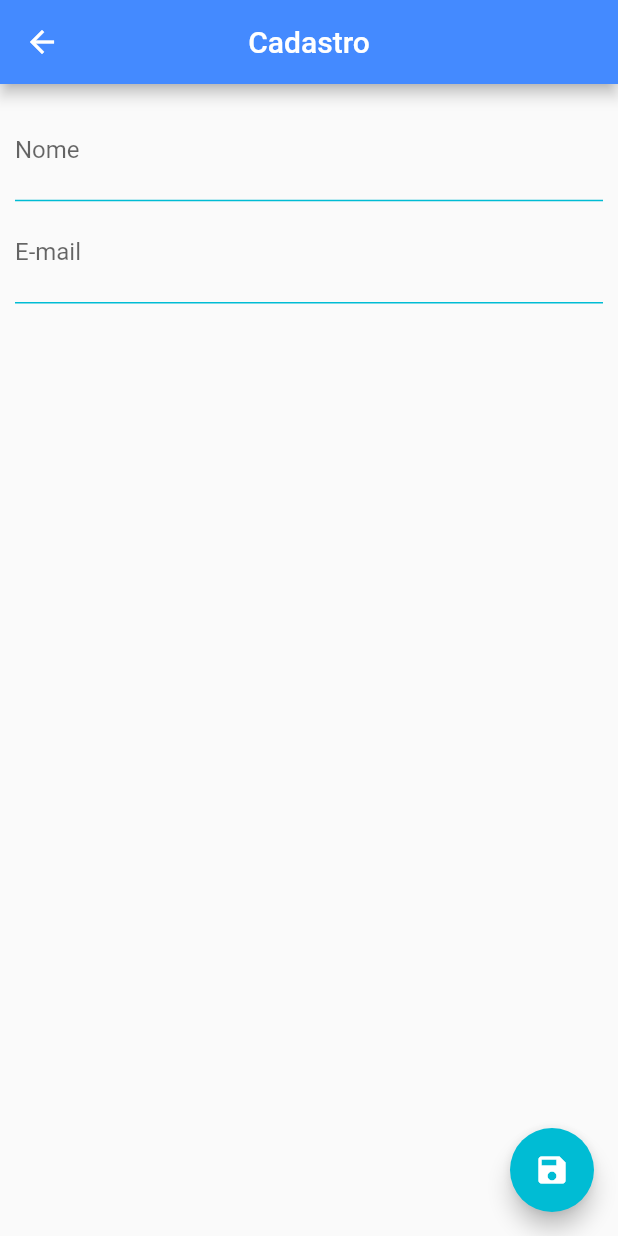
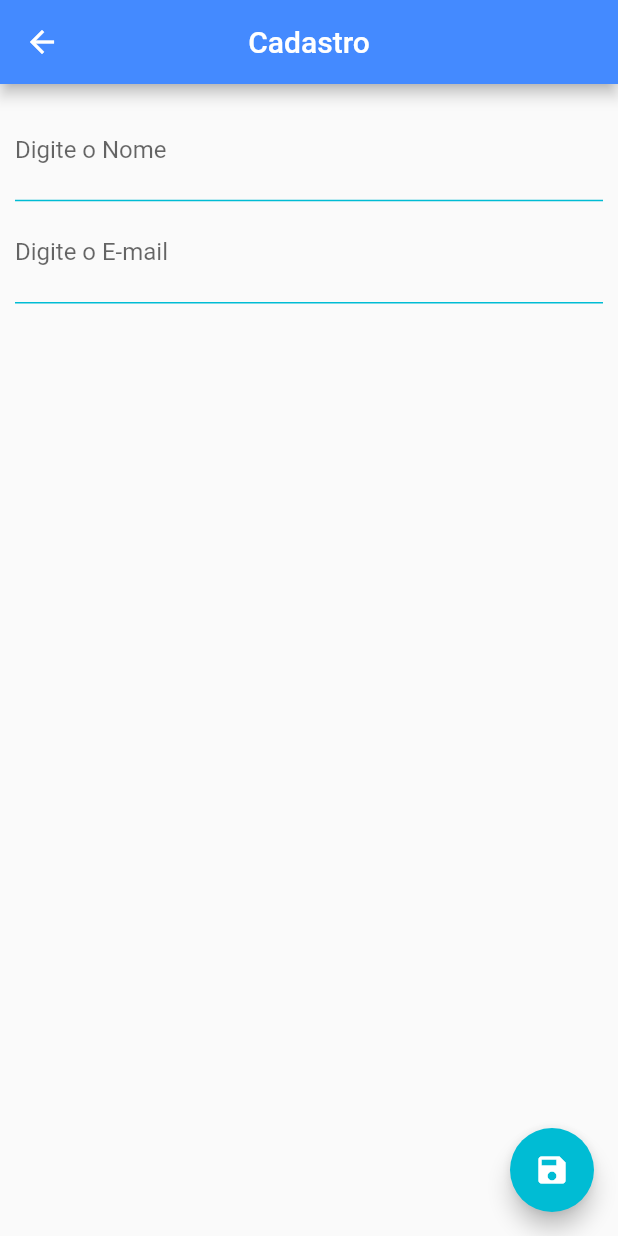
Before and after one commit to ChihYaoYang/Flutter-EX10_Cadastro, a Flutter app: the screen it shows after launch, after a tap on the "add" icon, on a phone screen of 412 x 824 dp. Run offline on Flutter 3.47's test engine with Material 2 defaults, Android fonts, the phone set to English and light mode, and no system bars; our stand-ins replace validators.

Commit message:
ajuste pagina

```diff
--- a/lib/main.dart
+++ b/lib/main.dart
@@ -18,7 +18,7 @@ class _HomePageState extends State<HomePage> {
   Widget build(BuildContext context) {
     return Scaffold(
       appBar: AppBar(
-        title: Text("App"),
+        title: Text("Contato"),
         backgroundColor: Colors.blueAccent,
         centerTitle: true,
       ),
@@ -28,8 +28,10 @@ class _HomePageState extends State<HomePage> {
       floatingActionButton: FloatingActionButton(
         onPressed: () {
           Navigator.push(
-              context, MaterialPageRoute(builder: (context) => CadastroPage()
-          ));
+            //intent
+            context,
+            MaterialPageRoute(builder: (context) => CadastroPage()),
+          );
         },
         child: Icon(Icons.add),
         backgroundColor: Colors.green,
--- a/lib/ui/cadastropage.dart
+++ b/lib/ui/cadastropage.dart
@@ -10,57 +10,64 @@ class _CadastroPageState extends State<CadastroPage> {
   final _nomeController = TextEditingController();
   final _emailController = TextEditingController();
 
-  void _salvarcadastro() {
-    if (!isNull(_nomeController.text) && !isNull(_emailController.text)) {
-    } else {
-      _showDialog('Aviso', 'O campo não pode ser vazio');
-    }
-  }
-
   @override
   Widget build(BuildContext context) {
-    return WillPopScope(
-      child: Scaffold(
+    return Scaffold(
       appBar: AppBar(
+        //remove o botão da APPBAR
+//          automaticallyImplyLeading: false,
         title: Text("Cadastro"),
         backgroundColor: Colors.blueAccent,
         centerTitle: true,
       ),
-        body: SingleChildScrollView(
+      body: Padding(
         padding: EdgeInsets.all(10.0),
         child: Column(
           children: <Widget>[
-              TextField(
+            TextFormField(
               decoration: InputDecoration(
                 prefix: Icon(Icons.account_circle),
-                  labelText: "Nome",
+                labelText: "Digite o Nome",
                 enabledBorder: UnderlineInputBorder(
                   borderSide: BorderSide(color: Colors.cyan),
                 ),
               ),
               controller: _nomeController,
             ),
-              TextField(
+            TextFormField(
               keyboardType: TextInputType.emailAddress,
               decoration: InputDecoration(
                 prefix: Icon(Icons.email),
-                  labelText: "E-mail",
+                labelText: "Digite o E-mail",
                 enabledBorder: UnderlineInputBorder(
                   borderSide: BorderSide(color: Colors.cyan),
                 ),
               ),
               controller: _emailController,
             ),
+//            RaisedButton(
+//              onPressed: () {
+//                Navigator.pop(context);
+//              },
+//              color: Colors.blueAccent,
+//              child: Column(
+//                mainAxisAlignment: MainAxisAlignment.center,
+//                crossAxisAlignment: CrossAxisAlignment.stretch,
+//                children: <Widget>[
+//                  Icon(Icons.save,
+//                  color: Colors.white,),
+//                ],
+//              ),
+//            ),
           ],
         ),
       ),
       floatingActionButton: FloatingActionButton(
         onPressed: () {
-            _salvarcadastro();
+          Navigator.pop(context);
         },
         child: Icon(Icons.save),
         backgroundColor: Colors.cyan,
-        ),
       ),
     );
   }
```
Lines whose indentation alone changed are shown as unchanged.
